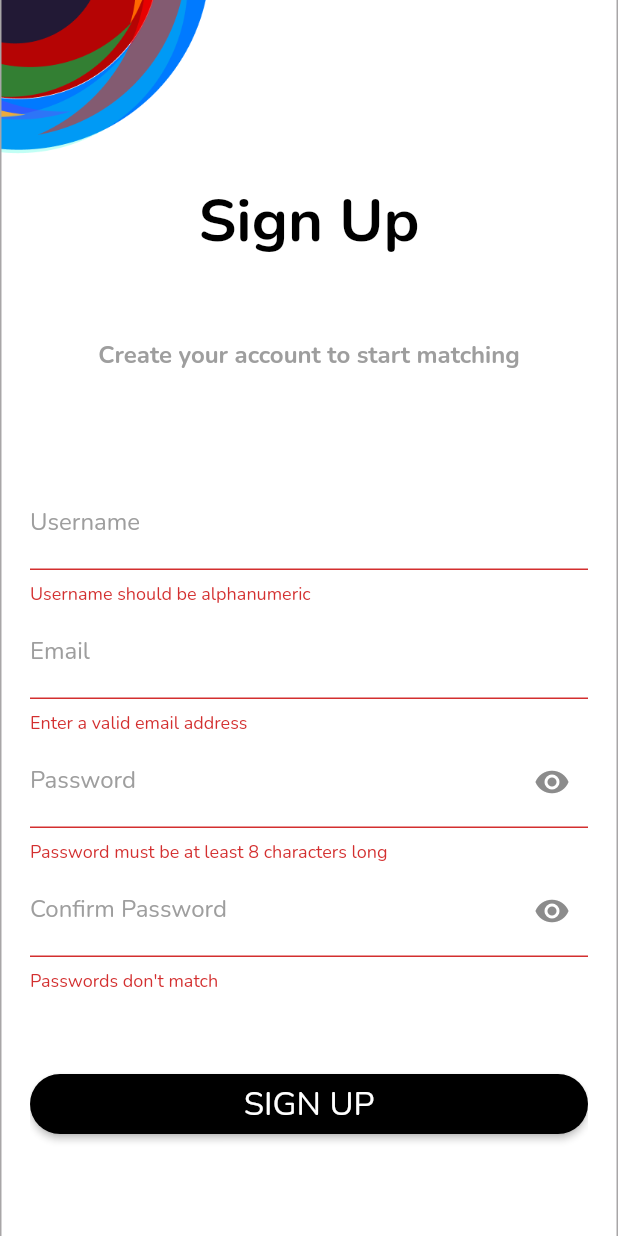
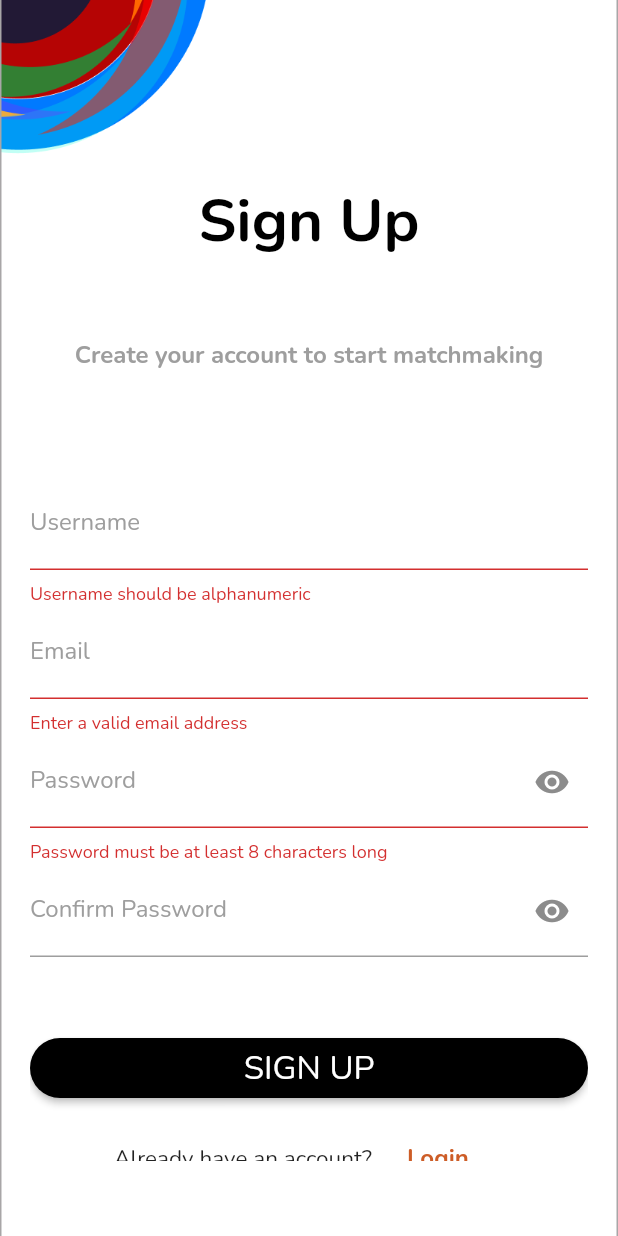
Before and after one commit to Orion-Software-Engineering/flutter, a Flutter app: the SignUp screen opened by its route, after a tap on "SIGN UP", on a phone screen of 412 x 824 dp. Run offline on Flutter 3.47's test engine with Material 2 defaults, Android fonts, the phone set to English and light mode, and no system bars.

Commit message:
Properly abstracted CustomPasswordField()  and TitleAndSubText()

```diff
--- /dev/null
+++ b/lib/login_and_signup/components/custom_password_field.dart
@@ -0,0 +1,48 @@
+import 'package:flutter/material.dart';
+import 'package:matchmaking_demo/constants.dart';
+
+class CustomPasswordField extends StatefulWidget {
+  CustomPasswordField(
+      {required this.hintText, required this.validationFunction});
+  String? hintText;
+  FormFieldValidator<String> validationFunction;
+
+  @override
+  State<CustomPasswordField> createState() => _CustomPasswordFieldState();
+}
+
+class _CustomPasswordFieldState extends State<CustomPasswordField> {
+  bool masked = true;
+  bool confirmMasked = true;
+
+  @override
+  Widget build(BuildContext context) {
+    return Column(
+      children: [
+        TextFormField(
+          obscureText: masked,
+          decoration: InputDecoration(
+            labelText: widget.hintText,
+            labelStyle: signUpLoginTextFieldTextStyle,
+            suffixIcon: IconButton(
+              onPressed: () {
+                setState(() {
+                  masked = !masked;
+                });
+              },
+              icon: Icon(
+                  (masked == true) ? Icons.visibility : Icons.visibility_off),
+              // icon: Icon(Icons.visibility),
+              color: Color((masked == true) ? 0xFF8c8c8c : 0xFFcd5d27),
+            ),
+            border: UnderlineInputBorder(
+                borderSide: BorderSide(
+              color: Colors.grey,
+            )),
+          ),
+          validator: widget.validationFunction,
+        ),
+      ],
+    );
+  }
+}
--- /dev/null
+++ b/lib/login_and_signup/components/title_and_subtext.dart
@@ -0,0 +1,35 @@
+import 'package:flutter/material.dart';
+import 'package:matchmaking_demo/constants.dart';
+
+class TitleAndSubtext extends StatelessWidget {
+  TitleAndSubtext({required this.title, required this.subtext});
+  String title;
+  String subtext;
+
+  @override
+  Widget build(BuildContext context) {
+    return Container(
+      child: Column(
+        mainAxisAlignment: MainAxisAlignment.spaceEvenly,
+        children: [
+          Text(
+            title,
+            style: TextStyle(
+              color: Colors.black,
+              fontSize: 40.0,
+              fontWeight: FontWeight.w700,
+            ),
+          ),
+          Text(
+            subtext,
+            style: TextStyle(
+              color: signUpLoginTextColor,
+              fontSize: 16.0,
+              fontWeight: FontWeight.w700,
+            ),
+          )
+        ],
+      ),
+    );
+  }
+}
--- a/lib/login_and_signup/custom_password_field.dart
+++ /dev/null
@@ -1,82 +0,0 @@
-import 'package:flutter/material.dart';
-import 'package:matchmaking_demo/constants.dart';
-
-class CustomPasswordField extends StatefulWidget {
-  var userPassword;
-
-  @override
-  State<CustomPasswordField> createState() => _CustomPasswordFieldState();
-}
-
-class _CustomPasswordFieldState extends State<CustomPasswordField> {
-  bool masked = true;
-  bool confirmMasked = true;
-
-  @override
-  Widget build(BuildContext context) {
-    return Column(
-      children: [
-        TextFormField(
-          obscureText: masked,
-          decoration: InputDecoration(
-            labelText: 'Password',
-            labelStyle: signUpLoginTextFieldTextStyle,
-            suffixIcon: IconButton(
-              onPressed: () {
-                setState(() {
-                  masked = !masked;
-                });
-              },
-              icon: Icon(
-                  (masked == true) ? Icons.visibility : Icons.visibility_off),
-              // icon: Icon(Icons.visibility),
-              color: Color((masked == true) ? 0xFF8c8c8c : 0xFFcd5d27),
-            ),
-            border: UnderlineInputBorder(
-                borderSide: BorderSide(
-              color: Colors.grey,
-            )),
-          ),
-          validator: (value) {
-            if (value!.length >= 8) {
-              widget.userPassword = value;
-              return null;
-            } else {
-              return "Password must be at least 8 characters long";
-            }
-          },
-        ),
-        TextFormField(
-          obscureText: confirmMasked,
-          decoration: InputDecoration(
-            labelText: 'Confirm Password',
-            labelStyle: signUpLoginTextFieldTextStyle,
-            suffixIcon: IconButton(
-              onPressed: () {
-                setState(() {
-                  confirmMasked = !confirmMasked;
-                });
-              },
-              icon: Icon((confirmMasked == true)
-                  ? Icons.visibility
-                  : Icons.visibility_off),
-              // icon: Icon(Icons.visibility),
-              color: Color((confirmMasked == true) ? 0xFF8c8c8c : 0xFFcd5d27),
-            ),
-            border: UnderlineInputBorder(
-                borderSide: BorderSide(
-              color: Colors.grey,
-            )),
-          ),
-          validator: (value) {
-            if (value == widget.userPassword) {
-              return null;
-            } else {
-              return "Passwords don't match";
-            }
-          },
-        )
-      ],
-    );
-  }
-}
--- a/lib/login_and_signup/sign_up_page.dart
+++ b/lib/login_and_signup/sign_up_page.dart
@@ -1,7 +1,8 @@
 import 'package:flutter/material.dart';
 import 'package:matchmaking_demo/constants.dart';
+import 'package:matchmaking_demo/login_and_signup/components/title_and_subtext.dart';
 // import 'package:date_field/date_field.dart';
-import 'custom_password_field.dart';
+import 'components/custom_password_field.dart';
 
 class SignUp extends StatelessWidget {
   final _formKey = GlobalKey<FormState>();
@@ -30,27 +31,9 @@ class SignUp extends StatelessWidget {
               children: [
                 Expanded(
                   flex: 2,
-                  child: Column(
-                    mainAxisAlignment: MainAxisAlignment.spaceEvenly,
-                    children: [
-                      Text(
-                        'Sign Up',
-                        style: TextStyle(
-                          color: Colors.black,
-                          fontSize: 40.0,
-                          fontWeight: FontWeight.w700,
-                        ),
-                      ),
-                      Text(
-                        'Create your account to start matching',
-                        style: TextStyle(
-                          color: signUpLoginTextColor,
-                          fontSize: 16.0,
-                          fontWeight: FontWeight.w700,
-                        ),
-                      )
-                    ],
-                  ),
+                  child: TitleAndSubtext(
+                      title: 'Sign Up',
+                      subtext: 'Create your account to start matchmaking'),
                 ),
                 SizedBox(height: 20.0),
                 Expanded(
@@ -95,30 +78,27 @@ class SignUp extends StatelessWidget {
                             }
                           },
                         ),
-                        CustomPasswordField(),
-                        // TextFormField(
-                        //   obscureText: true,
-                        //   decoration: InputDecoration(
-                        //     labelText: 'Confirm Password',
-                        //     labelStyle: signUpLoginTextFieldTextStyle,
-                        //     suffixIcon: IconButton(
-                        //       onPressed: () {},
-                        //       icon: Icon(Icons.visibility),
-                        //       color: Colors.grey,
-                        //     ),
-                        //     border: UnderlineInputBorder(
-                        //         borderSide: BorderSide(
-                        //       color: Colors.grey,
-                        //     )),
-                        //   ),
-                        //   validator: (value) {
-                        //     if (value == userPassword) {
-                        //       return null;
-                        //     } else {
-                        //       return "Passwords don't match";
-                        //     }
-                        //   },
-                        // ),
+                        CustomPasswordField(
+                          hintText: 'Password',
+                          validationFunction: (value) {
+                            if (value!.length >= 8) {
+                              userPassword = value;
+                              return null;
+                            } else {
+                              return "Password must be at least 8 characters long";
+                            }
+                          },
+                        ),
+                        CustomPasswordField(
+                          hintText: 'Confirm Password',
+                          validationFunction: (value) {
+                            if (value == userPassword) {
+                              return null;
+                            } else {
+                              return "Passwords don't match";
+                            }
+                          },
+                        ),
                         SizedBox(height: 50.0),
                         ElevatedButton(
                           style: ElevatedButton.styleFrom(
```
Also changed, not shown: lib/login_and_signup/login_page.dart (+17 -26 lines), lib/login_and_signup/login_password_field.dart (deleted, +0 -45 lines).
